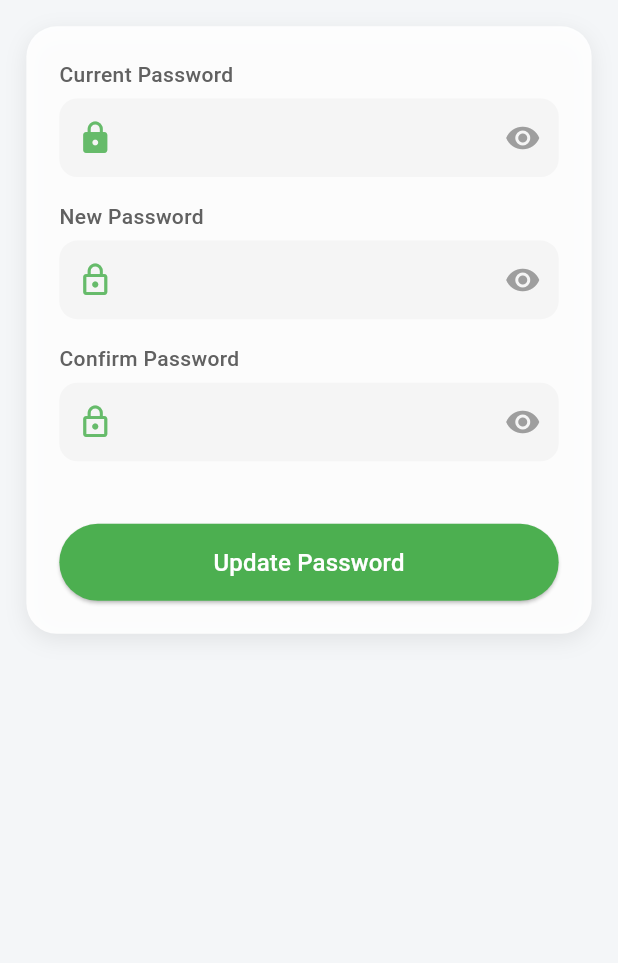
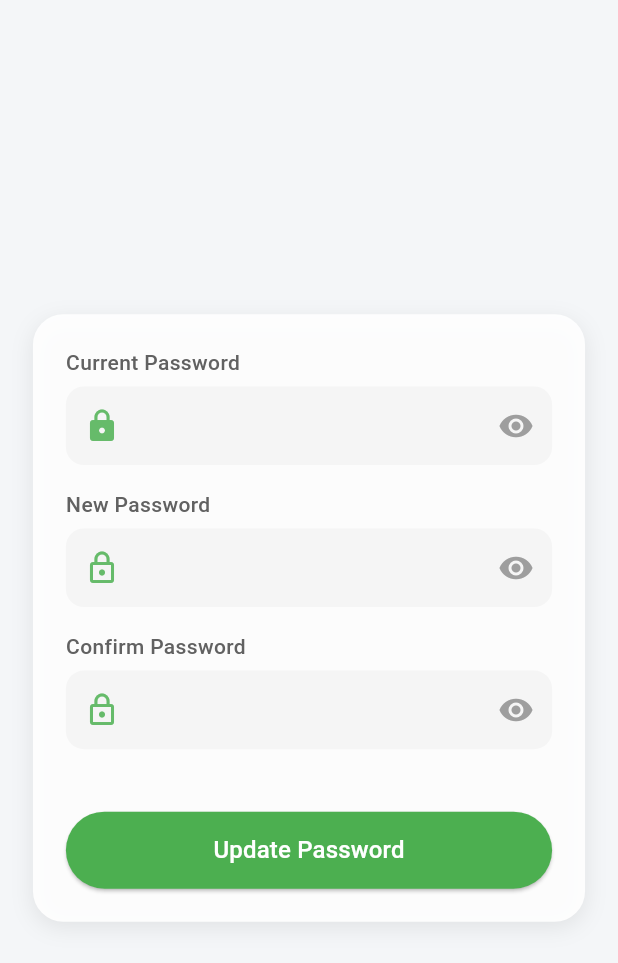
Before and after one commit to AbdulHaseeb4/ZonifyProApplication, a Flutter app: the PMProfilePage screen opened directly, on a phone screen of 412 x 824 dp. Shown: the top 963 px of the screen. Run offline on Flutter 3.47's test engine with Material 3 defaults, Android fonts, the phone set to English and light mode, and no system bars; our stand-ins replace fl_chart, flutter_screenutil, image_picker; Roboto replaces fonts that are missing (Poppins).

Commit message:
profile page responsive for web...

```diff
--- a/lib/screens/pm/pm_profile_page.dart
+++ b/lib/screens/pm/pm_profile_page.dart
@@ -55,9 +55,31 @@ class _PMProfilePageState extends State<PMProfilePage> {
   Widget build(BuildContext context) {
     return Scaffold(
       backgroundColor: const Color(0xFFF4F6F8),
-      body: SingleChildScrollView(
-        padding: EdgeInsets.all(16.w),
-        child: widget.changePasswordOnly ? _buildChangePasswordUI() : _buildProfileUI(),
+      body: LayoutBuilder(
+        builder: (context, constraints) {
+          bool isWide = constraints.maxWidth > 800; // breakpoint for web
+
+          return Center(
+            child: ConstrainedBox(
+              constraints: const BoxConstraints(maxWidth: 1200),
+              child: SingleChildScrollView(
+                padding: EdgeInsets.all(20.w),
+                child: widget.changePasswordOnly
+                    ? _buildResponsiveChangePasswordUI(isWide)
+                    : isWide
+                    ? Row(
+                  crossAxisAlignment: CrossAxisAlignment.start,
+                  children: [
+                    Expanded(flex: 1, child: _buildTopProfileCard()),
+                    SizedBox(width: 25.w),
+                    Expanded(flex: 2, child: _buildAccountDetailsCard()),
+                  ],
+                )
+                    : _buildProfileUI(),
+              ),
+            ),
+          );
+        },
       ),
     );
   }
@@ -198,7 +220,16 @@ class _PMProfilePageState extends State<PMProfilePage> {
     );
   }
 
-  /// -------- Change Password UI --------
+  /// -------- Change Password UI (responsive) --------
+  Widget _buildResponsiveChangePasswordUI(bool isWide) {
+    return Center(
+      child: ConstrainedBox(
+        constraints: BoxConstraints(maxWidth: isWide ? 500 : double.infinity),
+        child: _buildChangePasswordUI(),
+      ),
+    );
+  }
+
   Widget _buildChangePasswordUI() {
     return Container(
       padding: EdgeInsets.all(20.w),
```
